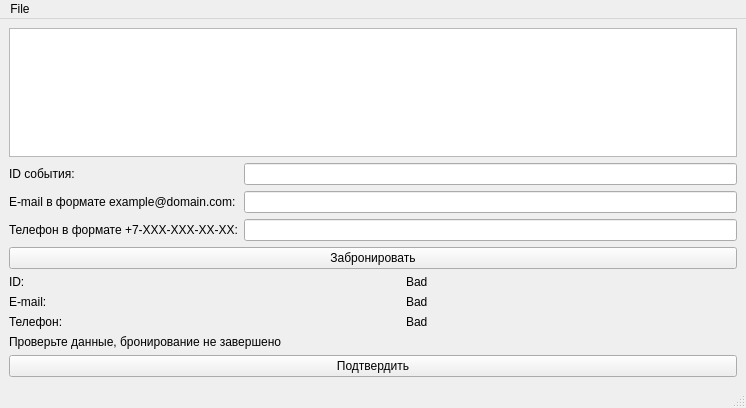
mainex/btimetable-booking, file Booking/mainwindow.ui: the form before one commit.
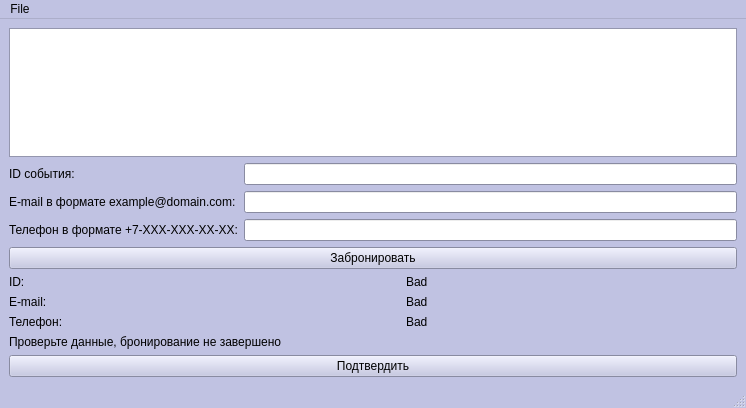
The form after the commit.

```diff
--- a/Booking/mainwindow.ui
+++ b/Booking/mainwindow.ui
@@ -10,6 +10,448 @@
     <height>408</height>
    </rect>
   </property>
+  <property name="palette">
+   <palette>
+    <active>
+     <colorrole role="WindowText">
+      <brush brushstyle="SolidPattern">
+       <color alpha="255">
+        <red>0</red>
+        <green>0</green>
+        <blue>0</blue>
+       </color>
+      </brush>
+     </colorrole>
+     <colorrole role="Button">
+      <brush brushstyle="SolidPattern">
+       <color alpha="255">
+        <red>192</red>
+        <green>194</green>
+        <blue>226</blue>
+       </color>
+      </brush>
+     </colorrole>
+     <colorrole role="Light">
+      <brush brushstyle="SolidPattern">
+       <color alpha="255">
+        <red>255</red>
+        <green>255</green>
+        <blue>255</blue>
+       </color>
+      </brush>
+     </colorrole>
+     <colorrole role="Midlight">
+      <brush brushstyle="SolidPattern">
+       <color alpha="255">
+        <red>223</red>
+        <green>224</green>
+        <blue>240</blue>
+       </color>
+      </brush>
+     </colorrole>
+     <colorrole role="Dark">
+      <brush brushstyle="SolidPattern">
+       <color alpha="255">
+        <red>96</red>
+        <green>97</green>
+        <blue>113</blue>
+       </color>
+      </brush>
+     </colorrole>
+     <colorrole role="Mid">
+      <brush brushstyle="SolidPattern">
+       <color alpha="255">
+        <red>128</red>
+        <green>129</green>
+        <blue>151</blue>
+       </color>
+      </brush>
+     </colorrole>
+     <colorrole role="Text">
+      <brush brushstyle="SolidPattern">
+       <color alpha="255">
+        <red>0</red>
+        <green>0</green>
+        <blue>0</blue>
+       </color>
+      </brush>
+     </colorrole>
+     <colorrole role="BrightText">
+      <brush brushstyle="SolidPattern">
+       <color alpha="255">
+        <red>255</red>
+        <green>255</green>
+        <blue>255</blue>
+       </color>
+      </brush>
+     </colorrole>
+     <colorrole role="ButtonText">
+      <brush brushstyle="SolidPattern">
+       <color alpha="255">
+        <red>0</red>
+        <green>0</green>
+        <blue>0</blue>
+       </color>
+      </brush>
+     </colorrole>
+     <colorrole role="Base">
+      <brush brushstyle="SolidPattern">
+       <color alpha="255">
+        <red>255</red>
+        <green>255</green>
+        <blue>255</blue>
+       </color>
+      </brush>
+     </colorrole>
+     <colorrole role="Window">
+      <brush brushstyle="SolidPattern">
+       <color alpha="255">
+        <red>192</red>
+        <green>194</green>
+        <blue>226</blue>
+       </color>
+      </brush>
+     </colorrole>
+     <colorrole role="Shadow">
+      <brush brushstyle="SolidPattern">
+       <color alpha="255">
+        <red>0</red>
+        <green>0</green>
+        <blue>0</blue>
+       </color>
+      </brush>
+     </colorrole>
+     <colorrole role="AlternateBase">
+      <brush brushstyle="SolidPattern">
+       <color alpha="255">
+        <red>223</red>
+        <green>224</green>
+        <blue>240</blue>
+       </color>
+      </brush>
+     </colorrole>
+     <colorrole role="ToolTipBase">
+      <brush brushstyle="SolidPattern">
+       <color alpha="255">
+        <red>255</red>
+        <green>255</green>
+        <blue>220</blue>
+       </color>
+      </brush>
+     </colorrole>
+     <colorrole role="ToolTipText">
+      <brush brushstyle="SolidPattern">
+       <color alpha="255">
+        <red>0</red>
+        <green>0</green>
+        <blue>0</blue>
+       </color>
+      </brush>
+     </colorrole>
+     <colorrole role="PlaceholderText">
+      <brush brushstyle="SolidPattern">
+       <color alpha="128">
+        <red>0</red>
+        <green>0</green>
+        <blue>0</blue>
+       </color>
+      </brush>
+     </colorrole>
+    </active>
+    <inactive>
+     <colorrole role="WindowText">
+      <brush brushstyle="SolidPattern">
+       <color alpha="255">
+        <red>0</red>
+        <green>0</green>
+        <blue>0</blue>
+       </color>
+      </brush>
+     </colorrole>
+     <colorrole role="Button">
+      <brush brushstyle="SolidPattern">
+       <color alpha="255">
+        <red>192</red>
+        <green>194</green>
+        <blue>226</blue>
+       </color>
+      </brush>
+     </colorrole>
+     <colorrole role="Light">
+      <brush brushstyle="SolidPattern">
+       <color alpha="255">
+        <red>255</red>
+        <green>255</green>
+        <blue>255</blue>
+       </color>
+      </brush>
+     </colorrole>
+     <colorrole role="Midlight">
+      <brush brushstyle="SolidPattern">
+       <color alpha="255">
+        <red>223</red>
+        <green>224</green>
+        <blue>240</blue>
+       </color>
+      </brush>
+     </colorrole>
+     <colorrole role="Dark">
+      <brush brushstyle="SolidPattern">
+       <color alpha="255">
+        <red>96</red>
+        <green>97</green>
+        <blue>113</blue>
+       </color>
+      </brush>
+     </colorrole>
+     <colorrole role="Mid">
+      <brush brushstyle="SolidPattern">
+       <color alpha="255">
+        <red>128</red>
+        <green>129</green>
+        <blue>151</blue>
+       </color>
+      </brush>
+     </colorrole>
+     <colorrole role="Text">
+      <brush brushstyle="SolidPattern">
+       <color alpha="255">
+        <red>0</red>
+        <green>0</green>
+        <blue>0</blue>
+       </color>
+      </brush>
+     </colorrole>
+     <colorrole role="BrightText">
+      <brush brushstyle="SolidPattern">
+       <color alpha="255">
+        <red>255</red>
+        <green>255</green>
+        <blue>255</blue>
+       </color>
+      </brush>
+     </colorrole>
+     <colorrole role="ButtonText">
+      <brush brushstyle="SolidPattern">
+       <color alpha="255">
+        <red>0</red>
+        <green>0</green>
+        <blue>0</blue>
+       </color>
+      </brush>
+     </colorrole>
+     <colorrole role="Base">
+      <brush brushstyle="SolidPattern">
+       <color alpha="255">
+        <red>255</red>
+        <green>255</green>
+        <blue>255</blue>
+       </color>
+      </brush>
+     </colorrole>
+     <colorrole role="Window">
+      <brush brushstyle="SolidPattern">
+       <color alpha="255">
+        <red>192</red>
+        <green>194</green>
+        <blue>226</blue>
+       </color>
+      </brush>
+     </colorrole>
+     <colorrole role="Shadow">
+      <brush brushstyle="SolidPattern">
+       <color alpha="255">
+        <red>0</red>
+        <green>0</green>
+        <blue>0</blue>
+       </color>
+      </brush>
+     </colorrole>
+     <colorrole role="AlternateBase">
+      <brush brushstyle="SolidPattern">
+       <color alpha="255">
+        <red>223</red>
+        <green>224</green>
+        <blue>240</blue>
+       </color>
+      </brush>
+     </colorrole>
+     <colorrole role="ToolTipBase">
+      <brush brushstyle="SolidPattern">
+       <color alpha="255">
+        <red>255</red>
+        <green>255</green>
+        <blue>220</blue>
+       </color>
+      </brush>
+     </colorrole>
+     <colorrole role="ToolTipText">
+      <brush brushstyle="SolidPattern">
+       <color alpha="255">
+        <red>0</red>
+        <green>0</green>
+        <blue>0</blue>
+       </color>
+      </brush>
+     </colorrole>
+     <colorrole role="PlaceholderText">
+      <brush brushstyle="SolidPattern">
+       <color alpha="128">
+        <red>0</red>
+        <green>0</green>
+        <blue>0</blue>
+       </color>
+      </brush>
+     </colorrole>
+    </inactive>
+    <disabled>
+     <colorrole role="WindowText">
+      <brush brushstyle="SolidPattern">
+       <color alpha="255">
+        <red>96</red>
+        <green>97</green>
+        <blue>113</blue>
+       </color>
+      </brush>
+     </colorrole>
+     <colorrole role="Button">
+      <brush brushstyle="SolidPattern">
+       <color alpha="255">
+        <red>192</red>
+        <green>194</green>
+        <blue>226</blue>
+       </color>
+      </brush>
+     </colorrole>
+     <colorrole role="Light">
+      <brush brushstyle="SolidPattern">
+       <color alpha="255">
+        <red>255</red>
+        <green>255</green>
+        <blue>255</blue>
+       </color>
+      </brush>
+     </colorrole>
+     <colorrole role="Midlight">
+      <brush brushstyle="SolidPattern">
+       <color alpha="255">
+        <red>223</red>
+        <green>224</green>
+        <blue>240</blue>
+       </color>
+      </brush>
+     </colorrole>
+     <colorrole role="Dark">
+      <brush brushstyle="SolidPattern">
+       <color alpha="255">
+        <red>96</red>
+        <green>97</green>
+        <blue>113</blue>
+       </color>
+      </brush>
+     </colorrole>
+     <colorrole role="Mid">
+      <brush brushstyle="SolidPattern">
+       <color alpha="255">
+        <red>128</red>
+        <green>129</green>
+        <blue>151</blue>
+       </color>
+      </brush>
+     </colorrole>
+     <colorrole role="Text">
+      <brush brushstyle="SolidPattern">
+       <color alpha="255">
+        <red>96</red>
+        <green>97</green>
+        <blue>113</blue>
+       </color>
+      </brush>
+     </colorrole>
+     <colorrole role="BrightText">
+      <brush brushstyle="SolidPattern">
+       <color alpha="255">
+        <red>255</red>
+        <green>255</green>
+        <blue>255</blue>
+       </color>
+      </brush>
+     </colorrole>
+     <colorrole role="ButtonText">
+      <brush brushstyle="SolidPattern">
+       <color alpha="255">
+        <red>96</red>
+        <green>97</green>
+        <blue>113</blue>
+       </color>
+      </brush>
+     </colorrole>
+     <colorrole role="Base">
+      <brush brushstyle="SolidPattern">
+       <color alpha="255">
+        <red>192</red>
+        <green>194</green>
+        <blue>226</blue>
+       </color>
+      </brush>
+     </colorrole>
+     <colorrole role="Window">
+      <brush brushstyle="SolidPattern">
+       <color alpha="255">
+        <red>192</red>
+        <green>194</green>
+        <blue>226</blue>
+       </color>
+      </brush>
+     </colorrole>
+     <colorrole role="Shadow">
+      <brush brushstyle="SolidPattern">
+       <color alpha="255">
+        <red>0</red>
+        <green>0</green>
+        <blue>0</blue>
+       </color>
+      </brush>
+     </colorrole>
+     <colorrole role="AlternateBase">
+      <brush brushstyle="SolidPattern">
+       <color alpha="255">
+        <red>192</red>
+        <green>194</green>
+        <blue>226</blue>
+       </color>
+      </brush>
+     </colorrole>
+     <colorrole role="ToolTipBase">
+      <brush brushstyle="SolidPattern">
+       <color alpha="255">
+        <red>255</red>
+        <green>255</green>
+        <blue>220</blue>
+       </color>
+      </brush>
+     </colorrole>
+     <colorrole role="ToolTipText">
+      <brush brushstyle="SolidPattern">
+       <color alpha="255">
+        <red>0</red>
+        <green>0</green>
+        <blue>0</blue>
+       </color>
+      </brush>
+     </colorrole>
+     <colorrole role="PlaceholderText">
+      <brush brushstyle="SolidPattern">
+       <color alpha="128">
+        <red>0</red>
+        <green>0</green>
+        <blue>0</blue>
+       </color>
+      </brush>
+     </colorrole>
+    </disabled>
+   </palette>
+  </property>
   <property name="windowTitle">
    <string>MainWindow</string>
   </property>
```
